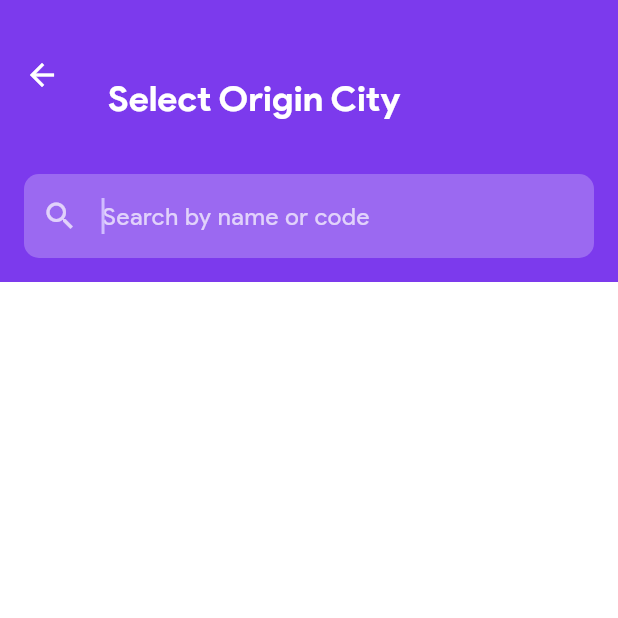
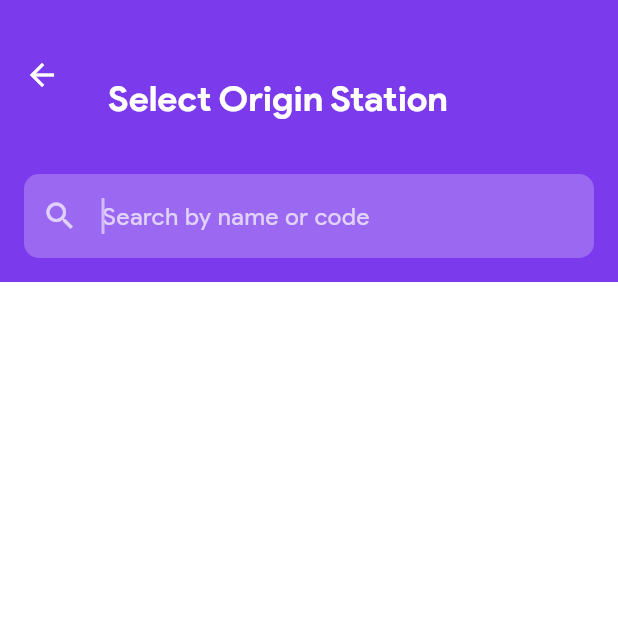
Before and after one commit to abhishek1021/train-booking-app, a Flutter app: the CitySearchScreen screen opened directly, on a phone screen of 412 x 824 dp, the top half of it. Run offline on Flutter 3.47's test engine with Material 3 defaults, Android fonts, the phone set to English and light mode, and no system bars; our stand-ins replace barcode_widget, country_picker, dio, flutter_neumorphic_plus, flutter_svg, google_sign_in and 2 more; accounts and stored records are empty; network calls fail.

```diff
--- a/mobile/lib/config/api_config.dart
+++ b/mobile/lib/config/api_config.dart
@@ -13,6 +13,6 @@ class ApiConfig {
   static const String walletTransactionEndpoint = '/wallet-transactions';
   static const String passengerEndpoint = '/passengers';
   static const String cityEndpoint = '/cities';
-  static const String stationEndpoint = '/stations';
+  static const String stationEndpoint = '/cities';
   static const String jobsEndpoint = '/jobs';
 }
--- a/mobile/lib/screens/city_search_screen.dart
+++ b/mobile/lib/screens/city_search_screen.dart
@@ -60,6 +60,11 @@ class _CitySearchScreenState extends State<CitySearchScreen> {
                   'code': item['code'] ?? item['station_code'] ?? item['keyword'],
                   'name': item['name'] ?? item['station_name'] ?? item['city'],
                   'state': item['state'] ?? '',
+                  // Add these fields for compatibility with different screens
+                  'station_code': item['code'] ?? item['station_code'] ?? item['keyword'],
+                  'station_name': item['name'] ?? item['station_name'] ?? item['city'],
+                  'city_code': item['code'] ?? item['station_code'] ?? item['keyword'],
+                  'city_name': item['name'] ?? item['station_name'] ?? item['city'],
                 })
             .toList();
         _cities.sort((a, b) => (a['name'] ?? '').toString().toLowerCase().compareTo((b['name'] ?? '').toString().toLowerCase()));
@@ -91,18 +96,27 @@ class _CitySearchScreenState extends State<CitySearchScreen> {
 
   void _onCityTap(Map<String, dynamic> city) {
     // Return a standardized format for both city and station
+    // Include all possible field names that different screens might expect
     final result = {
       'id': city['id'],
       'code': city['code'],
       'name': city['name'],
+      // Fields for search_tab.dart
+      'station_code': city['code'] ?? city['station_code'],
+      'station_name': city['name'] ?? city['station_name'],
+      // Fields for other screens
+      'city_code': city['code'] ?? city['city_code'],
+      'city_name': city['name'] ?? city['city_name'],
       'state': city['state'],
       'sourceScreen': widget.sourceScreen, // Add source screen to identify where to return
     };
 
     if (widget.onCitySelected != null) {
       widget.onCitySelected!(result);
+    } else {
+      // Always return the result to the previous screen
+      Navigator.pop(context, result);
     }
-    Navigator.pop(context, result);
   }
 
   @override
--- a/mobile/lib/screens/home/tabs/search_tab.dart
+++ b/mobile/lib/screens/home/tabs/search_tab.dart
@@ -182,19 +182,20 @@ class _SearchTabState extends State<SearchTab> {
                       MaterialPageRoute(
                         builder: (context) => CitySearchScreen(
                           isOrigin: true,
-                          onCitySelected: (city) {
-                            Navigator.pop(context, city);
-                          },
+                          searchType: 'station',
+                          sourceScreen: 'search_tab',
                         ),
                       ),
                     );
                     if (selectedCity != null) {
-                      setState(() {
-                        selectedOrigin = selectedCity['station_code'] ?? '';
-                        selectedOriginName = selectedCity['station_name'] ?? '';
-                        originController.text =
-                            selectedCity['station_name'] ?? '';
-                      });
+                      // Check if the result is intended for this screen
+                      if (selectedCity['sourceScreen'] == 'search_tab' || selectedCity['sourceScreen'] == 'default') {
+                        setState(() {
+                          selectedOrigin = selectedCity['station_code'] ?? selectedCity['code'] ?? '';
+                          selectedOriginName = selectedCity['station_name'] ?? selectedCity['name'] ?? '';
+                          originController.text = selectedCity['station_name'] ?? selectedCity['name'] ?? '';
+                        });
+                      }
                     }
                   },
                   onDestinationTap: () async {
@@ -203,21 +204,20 @@ class _SearchTabState extends State<SearchTab> {
                       MaterialPageRoute(
                         builder: (context) => CitySearchScreen(
                           isOrigin: false,
-                          onCitySelected: (city) {
-                            Navigator.pop(context, city);
-                          },
+                          searchType: 'station',
+                          sourceScreen: 'search_tab',
                         ),
                       ),
                     );
                     if (selectedCity != null) {
-                      setState(() {
-                        selectedDestination =
-                            selectedCity['station_code'] ?? '';
-                        selectedDestinationName =
-                            selectedCity['station_name'] ?? '';
-                        destinationController.text =
-                            selectedCity['station_name'] ?? '';
-                      });
+                      // Check if the result is intended for this screen
+                      if (selectedCity['sourceScreen'] == 'search_tab' || selectedCity['sourceScreen'] == 'default') {
+                        setState(() {
+                          selectedDestination = selectedCity['station_code'] ?? selectedCity['code'] ?? '';
+                          selectedDestinationName = selectedCity['station_name'] ?? selectedCity['name'] ?? '';
+                          destinationController.text = selectedCity['station_name'] ?? selectedCity['name'] ?? '';
+                        });
+                      }
                     }
                   },
                   passengers: passengers,
--- a/mobile/lib/screens/train_search_results_screen.dart
+++ b/mobile/lib/screens/train_search_results_screen.dart
@@ -246,18 +246,20 @@ class _TrainSearchResultsScreenState extends State<TrainSearchResultsScreen> {
                                   MaterialPageRoute(
                                     builder: (context) => CitySearchScreen(
                                       isOrigin: true,
-                                      onCitySelected: (city) {
-                                        Navigator.pop(context, city);
-                                      },
+                                      searchType: 'station',
+                                      sourceScreen: 'train_search_results',
                                     ),
                                   ),
                                 );
                                 if (result != null &&
                                     result is Map<String, dynamic>) {
+                                  // Check if the result is intended for this screen
+                                  if (result['sourceScreen'] == 'train_search_results' || result['sourceScreen'] == 'default') {
                                     setModalState(() {
                                       originController.text =
-                                        '${result['station_code']} - ${result['station_name']}';
+                                          '${result['station_code'] ?? result['code']} - ${result['station_name'] ?? result['name']}';
                                     });
+                                  }
                                 }
                               },
                               decoration: InputDecoration(
@@ -289,18 +291,20 @@ class _TrainSearchResultsScreenState extends State<TrainSearchResultsScreen> {
                                   MaterialPageRoute(
                                     builder: (context) => CitySearchScreen(
                                       isOrigin: false,
-                                      onCitySelected: (city) {
-                                        Navigator.pop(context, city);
-                                      },
+                                      searchType: 'station',
+                                      sourceScreen: 'train_search_results',
                                     ),
                                   ),
                                 );
                                 if (result != null &&
                                     result is Map<String, dynamic>) {
+                                  // Check if the result is intended for this screen
+                                  if (result['sourceScreen'] == 'train_search_results' || result['sourceScreen'] == 'default') {
                                     setModalState(() {
                                       destinationController.text =
-                                        '${result['station_code']} - ${result['station_name']}';
+                                          '${result['station_code'] ?? result['code']} - ${result['station_name'] ?? result['name']}';
                                     });
+                                  }
                                 }
                               },
                               decoration: InputDecoration(
```
Lines whose indentation alone changed are shown as unchanged.
